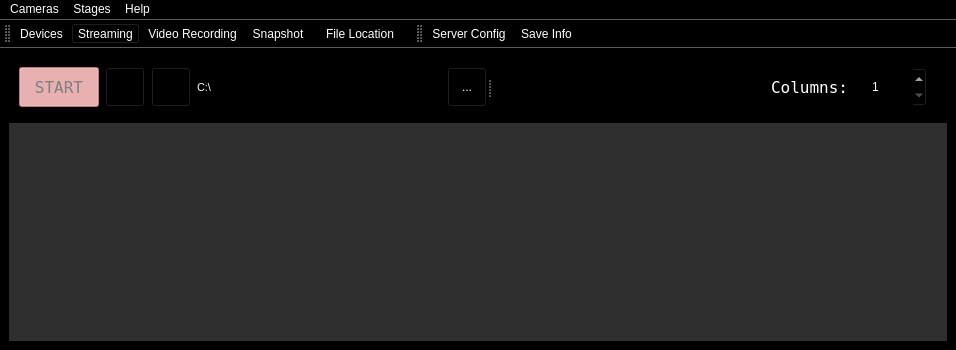
AllenNeuralDynamics/parallax, file ui/mainWindow.ui: the form before one commit.
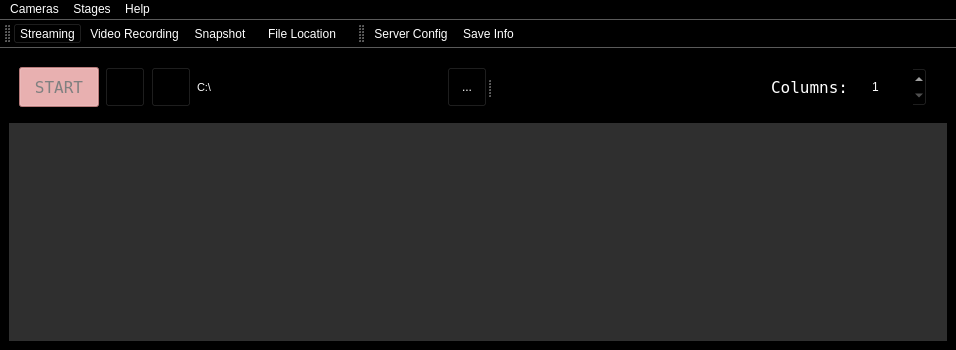
The form after the commit. Icons and pictures are not drawn.

Commit message: Add devices menu to mange camera list

Diff of the .ui file:
```diff
--- a/ui/mainWindow.ui
+++ b/ui/mainWindow.ui
@@ -411,7 +411,6 @@
    <attribute name="toolBarBreak">
     <bool>false</bool>
    </attribute>
-   <addaction name="actionDevices"/>
    <addaction name="actionStreaming"/>
    <addaction name="actionRecording"/>
    <addaction name="actionSnapshot"/>
@@ -479,15 +478,6 @@
     <string>File Location</string>
    </property>
   </action>
-  <action name="actionDevices">
-   <property name="icon">
-    <iconset resource="resources/resources_from_qt.qrc">
-     <normaloff>:/Icons/list.png</normaloff>:/Icons/list.png</iconset>
-   </property>
-   <property name="text">
-    <string>Devices</string>
-   </property>
-  </action>
   <action name="actionDocumentation">
    <property name="text">
     <string>Documentation</string>
```
Left out of the diff: 6 changed lines with no effect on the pictures. The commit also changes 1 other file.
